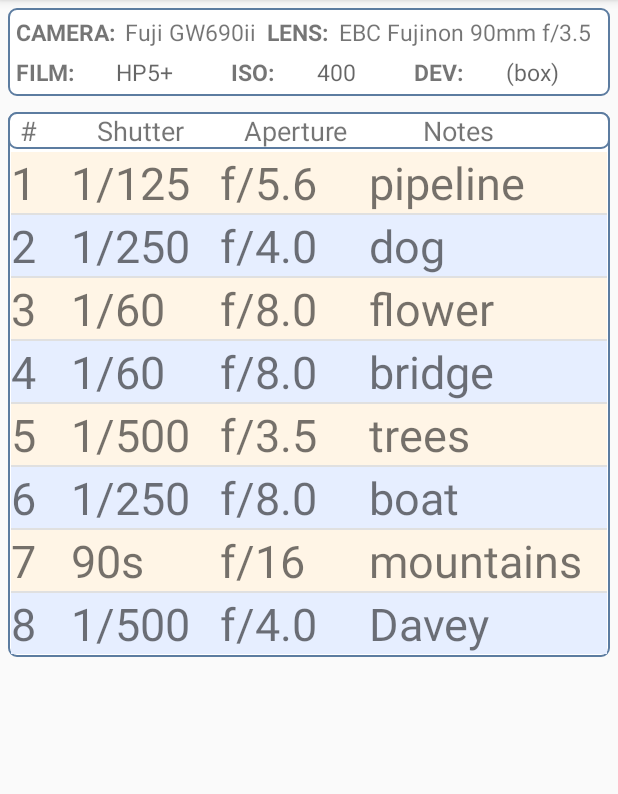
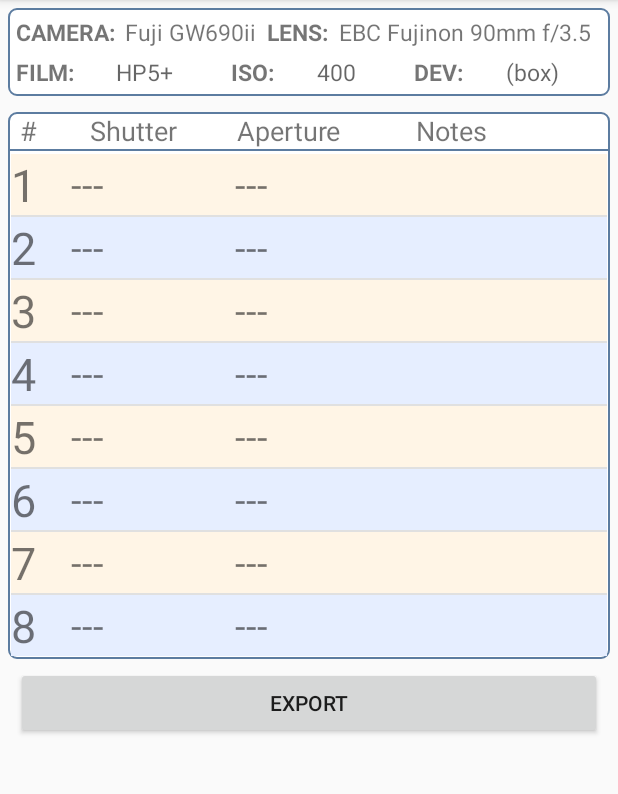
Before and after one commit to rottenb/ExposureNotes, an Android app: the screen it shows after launch (MainActivity), on a phone screen of 412 x 824 dp, the part 84-878 px from its top. Run offline under Robolectric (Android 15) with nearby library versions, the phone set to English and light mode, and no system bars.

Commit message:
it works

```diff
--- a/app/src/main/java/com/brianmk/exposurenotes/FrameData.java
+++ b/app/src/main/java/com/brianmk/exposurenotes/FrameData.java
@@ -3,26 +3,59 @@ package com.brianmk.exposurenotes;
 public class FrameData {
     private static final String LOG_TAG = FrameData.class.getSimpleName();
 
-    private String  shutter;
-    private String  aperture;
+
+    private String[] shutters = {    "---",
+                                    "1/500s",
+                                    "1/250s",
+                                    "1/125s",
+                                    "1/60s",
+                                    "1/30s",
+                                    "1/15s",
+                                    "1/8s",
+                                    "1/4s",
+                                    "1/2s",
+                                    "1s",
+                                    "T",
+                                    "B" };
+
+    private String[] apertures = {   "---",
+                                    "f/3.5",
+                                    "f/4.0",
+                                    "f/4.8",
+                                    "f/5.6",
+                                    "f/6.7",
+                                    "f/8.0",
+                                    "f/9.5",
+                                    "f/11.0",
+                                    "f/13.0",
+                                    "f/16.0",
+                                    "f/19.0",
+                                    "f/22.0",
+                                    "f/27.0",
+                                    "f/32.0" };
+
+    private int shutterIdx;
+    private int apertureIdx;
     private String  notes;
 
-    public FrameData() {
-        this.shutter = "";
-        this.aperture = "";
+    FrameData() {
+        this.shutterIdx = 0;
+        this.apertureIdx = 0;
         this.notes = "";
     }
 
-    public FrameData(String t, String a, String n) {
-        this.shutter = t;
-        this.aperture = a;
+    FrameData(int t, int a, String n) {
+        this.shutterIdx = t;
+        this.apertureIdx = a;
         this.notes = n;
     }
-    public void setShutter(String t) { this.shutter = t; }
-    public String getShutter() { return this.shutter; }
+    public void setShutter(int idx) { this.shutterIdx = idx; }
+    public String getShutter() { return shutters[this.shutterIdx]; }
+    public int getShutterIdx() { return this.shutterIdx; }
 
-    public void setAperture(String a) { this.aperture = a; }
-    public String getAperture() { return this.aperture; }
+    public void setAperture(int idx) { this.apertureIdx = idx; }
+    public String getAperture() { return apertures[this.apertureIdx]; }
+    public int getApertureIdx() { return this.apertureIdx; }
 
     public void setNotes(String n) { this.notes = n; }
     public String getNotes() {return this.notes; }
--- a/app/src/main/java/com/brianmk/exposurenotes/MainActivity.java
+++ b/app/src/main/java/com/brianmk/exposurenotes/MainActivity.java
@@ -10,47 +10,64 @@ import android.widget.ListView;
 import java.util.LinkedList;
 import java.util.List;
 
+
 public class MainActivity extends AppCompatActivity {
     private static final String LOG_TAG = MainActivity.class.getSimpleName();
+
+    private volatile List<FrameData> frameDataList;
+    private FrameArrayAdapter frameArrayAdapter;
+
 
     @Override
     protected void onCreate(Bundle savedInstanceState) {
         super.onCreate(savedInstanceState);
         setContentView(R.layout.activity_main);
 
-        List<FrameData> frameDataList;
-        FrameArrayAdapter frameArrayAdapter;
-
         // Create a list of blank exposure information
         frameDataList = new LinkedList<>();
- /*       int exposureCount = 8; // 120 6x9
+        int exposureCount = 8; // 120 6x9
         for (int i = 0; i < exposureCount; i++) {
             frameDataList.add(new FrameData());
         }
+
+        // Test data
+/*        frameDataList.add(new FrameData(1, 3, "dogs"));
+        frameDataList.add(new FrameData(2, 2, "poop"));
+        frameDataList.add(new FrameData(3, 6, "plane"));
+        frameDataList.add(new FrameData(5, 4, "lake"));
+        frameDataList.add(new FrameData(6, 5, "mountains"));
+        frameDataList.add(new FrameData(3, 4, "Davey"));
+        frameDataList.add(new FrameData(2, 1, "Missy"));
+        frameDataList.add(new FrameData(1, 4, "more dogs"));
 */
-      // Dummy data
-        frameDataList.add(new FrameData("1/125", "f/5.6", "pipeline"));
-        frameDataList.add(new FrameData("1/250", "f/4.0", "dog"));
-        frameDataList.add(new FrameData("1/60", "f/8.0", "flower"));
-        frameDataList.add(new FrameData("1/60", "f/8.0", "bridge"));
-        frameDataList.add(new FrameData("1/500", "f/3.5", "trees"));
-        frameDataList.add(new FrameData("1/250", "f/8.0", "boat"));
-        frameDataList.add(new FrameData("90s", "f/16", "mountains"));
-        frameDataList.add(new FrameData("1/500", "f/4.0", "Davey"));
-
         // Create an adapter with the list data, attach that to the list view
         frameArrayAdapter = new FrameArrayAdapter(this, frameDataList);
         ListView frameListView = findViewById(R.id.frame_list);
         frameListView.setAdapter(frameArrayAdapter);
 
-
         // Allow list touching
         frameListView.setOnItemClickListener(new AdapterView.OnItemClickListener() {
             @Override
             public void onItemClick(AdapterView<?> parent, View view, int pos, long id) {
-                DialogFragment newFrame = new FrameInfoDialog();
-                newFrame.show(getFragmentManager(), null);
+                DialogFragment frameDialog = new FrameInfoDialog();
+                Bundle args = new Bundle();
+                args.putInt("position", pos);
+                args.putInt("shutter", frameDataList.get(pos).getShutterIdx());
+                args.putInt("aperture", frameDataList.get(pos).getApertureIdx());
+                args.putString("notes", frameDataList.get(pos).getNotes());
+                frameDialog.setArguments(args);
+                frameDialog.show(getFragmentManager(), null);
             }
         });
     }
+
+
+    public void setSingleFrameData(int pos, int t, int a, String n) {
+        frameDataList.get(pos).setShutter(t);
+        frameDataList.get(pos).setAperture(a);
+        frameDataList.get(pos).setNotes(n);
+
+        frameArrayAdapter.notifyDataSetChanged();
+    }
+
 }
--- a/app/src/main/res/layout/activity_main.xml
+++ b/app/src/main/res/layout/activity_main.xml
@@ -1,7 +1,6 @@
 <?xml version="1.0" encoding="utf-8"?>
 <android.support.constraint.ConstraintLayout
     xmlns:android="http://schemas.android.com/apk/res/android"
-    xmlns:app="http://schemas.android.com/apk/res-auto"
     xmlns:tools="http://schemas.android.com/tools"
     android:layout_width="match_parent"
     android:layout_height="match_parent"
@@ -11,6 +10,7 @@
         android:layout_width="match_parent"
         android:layout_height="wrap_content"
         android:orientation="vertical">
+
         <LinearLayout
             android:layout_width="match_parent"
             android:layout_height="wrap_content"
@@ -106,16 +106,22 @@
 
         <LinearLayout
             android:layout_width="match_parent"
-            android:layout_height="wrap_content"
+            android:layout_height="match_parent"
             android:layout_margin="5dp"
-            android:background="@drawable/border"
             android:orientation="vertical">
 
             <LinearLayout
+                android:layout_width="match_parent"
+                android:layout_height="0dp"
+                android:layout_weight="0.1"
+                android:orientation="vertical"
+                android:background="@drawable/border">
+
+                <!-- Frame List Header -->
+                <LinearLayout
                 android:orientation="horizontal"
                 android:layout_width="match_parent"
-                android:layout_height="wrap_content"
-                android:background="@drawable/border">
+                android:layout_height="wrap_content">
                 <TextView
                     android:layout_width="wrap_content"
                     android:layout_height="wrap_content"
@@ -125,7 +131,7 @@
                 <TextView
                     android:layout_width="wrap_content"
                     android:layout_height="wrap_content"
-                    android:layout_marginStart="40dp"
+                    android:layout_marginStart="35dp"
                     android:textSize="@dimen/header_font_size"
                     android:text="@string/shutter_header"/>
                 <TextView
@@ -142,14 +148,37 @@
                     android:text="@string/notes_header"/>
             </LinearLayout>
 
-            <ListView
-                android:id="@+id/frame_list"
+                <View
+                    android:layout_width="match_parent"
+                    android:layout_height="1dp"
+                    android:background="@color/colorAccent"/>
+
+                <!-- Frame List -->
+                <ListView
+                    android:id="@+id/frame_list"
+                    android:layout_width="match_parent"
+                    android:layout_height="wrap_content"
+                    android:layout_margin="2dp">
+                </ListView>
+            </LinearLayout>
+
+            <LinearLayout
                 android:layout_width="match_parent"
                 android:layout_height="wrap_content"
-                android:layout_margin="2dp">
-            </ListView>
+                android:layout_margin="5dp"
+                android:gravity="center|bottom">
+
+                <Button
+                    android:id="@+id/export_button"
+                    android:layout_width="0dp"
+                    android:layout_height="wrap_content"
+                    android:layout_weight="1"
+                    android:text="@string/export_button"/>
+            </LinearLayout>
 
         </LinearLayout>
+
+
     </LinearLayout>
 
 
--- a/app/src/main/res/layout/frame_list_item.xml
+++ b/app/src/main/res/layout/frame_list_item.xml
@@ -5,6 +5,7 @@
     android:orientation="horizontal"
     android:layout_width="match_parent"
     android:layout_height="match_parent"
+    android:gravity="center_vertical"
     android:weightSum="1">
 
     <TextView
@@ -12,28 +13,26 @@
         android:layout_width="match_parent"
         android:layout_height="wrap_content"
         android:layout_weight=".30"
-        android:hint="@string/frame_list_num_hint"
-        android:textSize="@dimen/list_item_font_size" />
+        android:textSize="30sp" />
     <TextView
         android:id="@+id/shutter"
         android:layout_width="match_parent"
         android:layout_height="wrap_content"
         android:layout_weight=".25"
-        android:hint="@string/shutter_hint"
         android:textSize="@dimen/list_item_font_size"/>
     <TextView
         android:id="@+id/aperture"
         android:layout_width="match_parent"
         android:layout_height="wrap_content"
+        android:layout_marginStart="10dp"
         android:layout_weight=".25"
-        android:hint="@string/aperture_hint"
         android:textSize="@dimen/list_item_font_size"/>
     <TextView
         android:id="@+id/notes"
         android:layout_width="match_parent"
         android:layout_height="wrap_content"
+        android:layout_marginStart="15dp"
         android:layout_weight=".20"
-        android:hint="@string/notes_hint"
-        android:textSize="@dimen/list_item_font_size"/>
+        android:textSize="@dimen/header_font_size"/>
 
 </TableRow>
--- a/app/src/main/res/values/dimens.xml
+++ b/app/src/main/res/values/dimens.xml
@@ -8,6 +8,6 @@
     <dimen name="dialog_font_size">30sp</dimen>
 
     <!-- List Sizes -->
-    <dimen name="list_item_font_size">30sp</dimen>
+    <dimen name="list_item_font_size">25sp</dimen>
 
 </resources>
--- a/build.gradle
+++ b/build.gradle
@@ -7,7 +7,7 @@ buildscript {
         jcenter()
     }
     dependencies {
-        classpath 'com.android.tools.build:gradle:3.1.0'
+        classpath 'com.android.tools.build:gradle:3.1.1'
 
 
         // NOTE: Do not place your application dependencies here; they belong
```
Also changed, not shown: app/src/main/java/com/brianmk/exposurenotes/FrameInfoDialog.java (+33 -1 lines), app/src/main/res/drawable/horizontal_line.xml (added, +16 -0 lines), app/src/main/res/layout/aperture_spinner_item.xml (renamed from app/src/main/res/layout/spinner_item.xml, +4 -4 lines), app/src/main/res/layout/frame_dialog.xml (+9 -9 lines), app/src/main/res/layout/shutter_spinner_item.xml (added, +13 -0 lines), app/src/main/res/values/strings.xml (+37 -0 lines).
